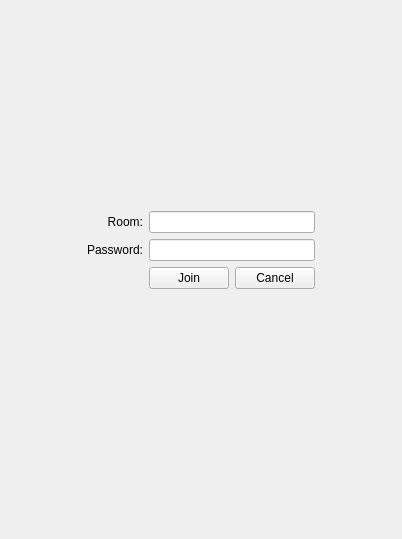
This is chatpage.ui in HappySeaFox/tht as Qt 5 draws it before an edit. The edited form follows.
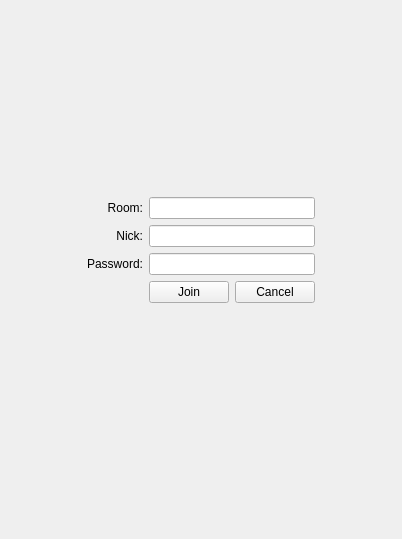
This is the edited form. Custom widgets are drawn as their Qt base class.

Commit message: Allow to enter nick

Diff of the .ui file:
```diff
--- a/chatpage.ui
+++ b/chatpage.ui
@@ -29,19 +29,19 @@
          <property name="sizeHint" stdset="0">
           <size>
            <width>20</width>
-           <height>194</height>
+           <height>0</height>
           </size>
          </property>
         </spacer>
        </item>
-       <item row="1" column="0" rowspan="2">
+       <item row="1" column="0">
         <spacer name="horizontalSpacer">
          <property name="orientation">
           <enum>Qt::Horizontal</enum>
          </property>
          <property name="sizeHint" stdset="0">
           <size>
-           <width>77</width>
+           <width>0</width>
            <height>20</height>
           </size>
          </property>
@@ -61,6 +61,32 @@
         <widget class="QLineEdit" name="lineRoom"/>
        </item>
        <item row="2" column="1">
+        <widget class="QLabel" name="label_3">
+         <property name="text">
+          <string>Nick:</string>
+         </property>
+         <property name="alignment">
+          <set>Qt::AlignRight|Qt::AlignTrailing|Qt::AlignVCenter</set>
+         </property>
+        </widget>
+       </item>
+       <item row="2" column="2" colspan="2">
+        <widget class="QLineEdit" name="lineNick"/>
+       </item>
+       <item row="2" column="4">
+        <spacer name="horizontalSpacer_2">
+         <property name="orientation">
+          <enum>Qt::Horizontal</enum>
+         </property>
+         <property name="sizeHint" stdset="0">
+          <size>
+           <width>0</width>
+           <height>20</height>
+          </size>
+         </property>
+        </spacer>
+       </item>
+       <item row="3" column="1">
         <widget class="QLabel" name="label_2">
          <property name="text">
           <string>Password:</string>
@@ -70,44 +96,31 @@
          </property>
         </widget>
        </item>
-       <item row="2" column="2" colspan="2">
+       <item row="3" column="2" colspan="2">
         <widget class="QLineEdit" name="linePassword">
          <property name="echoMode">
           <enum>QLineEdit::Password</enum>
          </property>
         </widget>
        </item>
-       <item row="2" column="4">
-        <spacer name="horizontalSpacer_2">
-         <property name="orientation">
-          <enum>Qt::Horizontal</enum>
-         </property>
-         <property name="sizeHint" stdset="0">
-          <size>
-           <width>77</width>
-           <height>20</height>
-          </size>
-         </property>
-        </spacer>
-       </item>
-       <item row="3" column="2">
+       <item row="4" column="2">
         <widget class="QPushButton" name="pushJoin">
          <property name="text">
           <string extracomment="Command">Join</string>
          </property>
         </widget>
        </item>
-       <item row="3" column="3">
+       <item row="4" column="3">
         <widget class="QPushButton" name="pushCancel">
          <property name="text">
           <string>Cancel</string>
          </property>
         </widget>
        </item>
-       <item row="4" column="2" colspan="2">
-        <widget class="QLabel" name="labelStatus"/>
-       </item>
        <item row="5" column="2" colspan="2">
+        <widget class="QLabel" name="labelStatus"/>
+       </item>
+       <item row="6" column="2" colspan="2">
         <widget class="ClickableLabel" name="labelUnreadMessages">
          <property name="font">
           <font>
@@ -117,7 +130,7 @@
          </property>
         </widget>
        </item>
-       <item row="6" column="2">
+       <item row="7" column="2">
         <spacer name="verticalSpacer_2">
          <property name="orientation">
           <enum>Qt::Vertical</enum>
@@ -125,7 +138,7 @@
          <property name="sizeHint" stdset="0">
           <size>
            <width>20</width>
-           <height>193</height>
+           <height>0</height>
           </size>
          </property>
         </spacer>
```
Left out of the diff: 1 changed line with no effect on the pictures. The commit also changes 13 other files.
